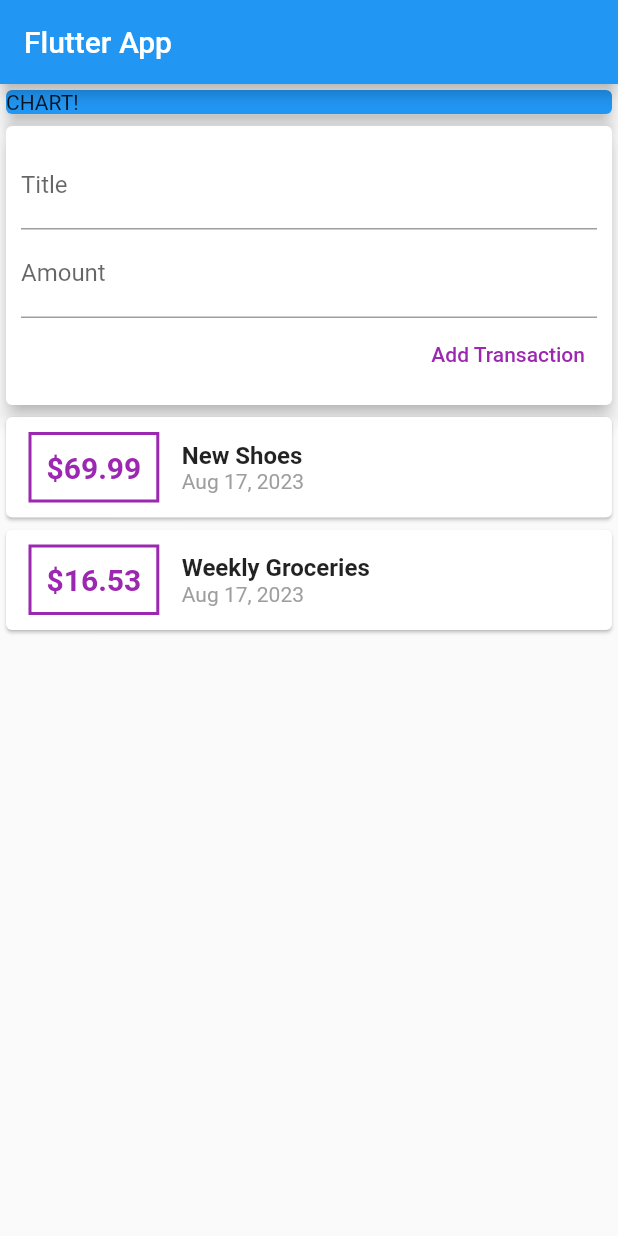
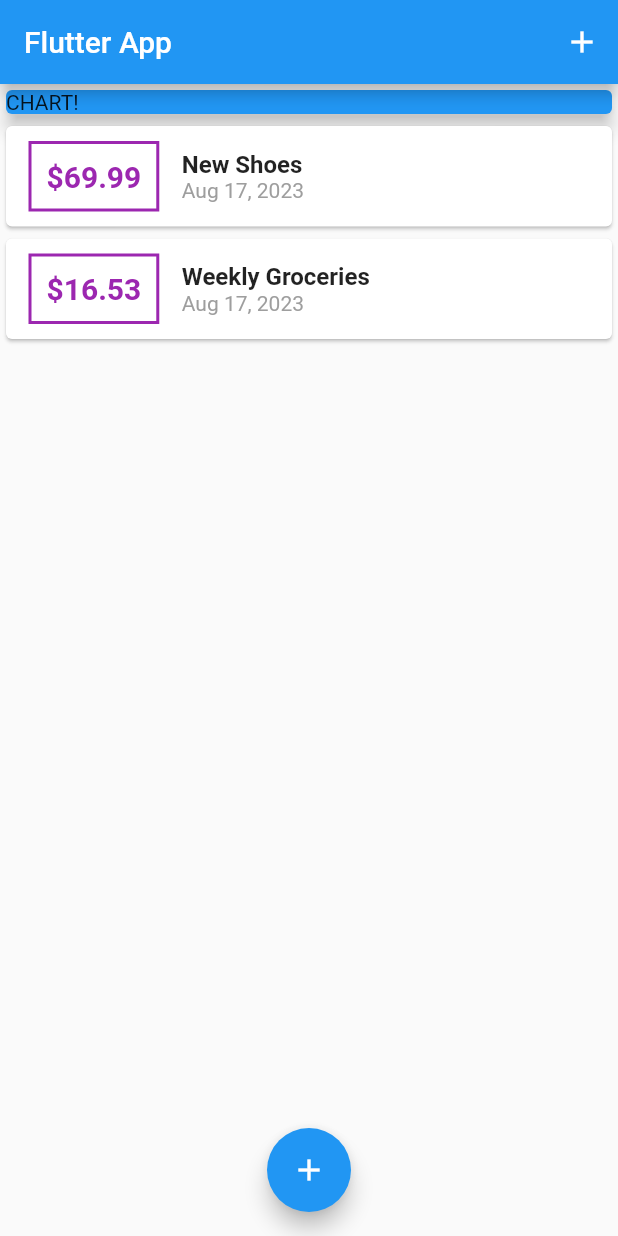
Before and after one commit to Sabbir401/All_Fluuter_App, a Flutter app: the screen it shows after launch, on a phone screen of 412 x 824 dp. Run offline on Flutter 3.47's test engine with Material 2 defaults, Android fonts, the phone set to English and light mode, and no system bars.

Commit message:
add transaction button

```diff
--- a/expense_app/lib/main.dart
+++ b/expense_app/lib/main.dart
@@ -1,6 +1,8 @@
 import 'package:flutter/material.dart';
 
-import './widgets/user_transactions.dart';
+import './widgets/new_transaction.dart';
+import './widgets/transaction_list.dart';
+import './models/transaction.dart';
 
 void main() => runApp(MyApp());
 
@@ -14,17 +16,66 @@ class MyApp extends StatelessWidget {
   }
 }
 
-class MyHomePage extends StatelessWidget {
+class MyHomePage extends StatefulWidget {
   // String titleInput;
   // String amountInput;
-  final titleController = TextEditingController();
-  final amountController = TextEditingController();
+  @override
+  _MyHomePageState createState() => _MyHomePageState();
+}
+
+class _MyHomePageState extends State<MyHomePage> {
+  final List<Transaction> _userTransactions = [
+    Transaction(
+      id: 't1',
+      title: 'New Shoes',
+      amount: 69.99,
+      date: DateTime.now(),
+    ),
+    Transaction(
+      id: 't2',
+      title: 'Weekly Groceries',
+      amount: 16.53,
+      date: DateTime.now(),
+    ),
+  ];
+
+  void _addNewTransaction(String txTitle, double txAmount) {
+    final newTx = Transaction(
+      title: txTitle,
+      amount: txAmount,
+      date: DateTime.now(),
+      id: DateTime.now().toString(),
+    );
+
+    setState(() {
+      _userTransactions.add(newTx);
+    });
+  }
+
+  void _startAddNewTransaction(BuildContext ctx) {
+    showModalBottomSheet(
+      context: ctx,
+      builder: (_) {
+        return GestureDetector(
+          onTap: () {},
+          child: NewTransaction(_addNewTransaction),
+          behavior: HitTestBehavior.opaque,
+        );
+      },
+    );
+  }
 
   @override
   Widget build(BuildContext context) {
     return Scaffold(
       appBar: AppBar(
         title: Text('Flutter App'),
+        actions: <Widget>[
+          IconButton(
+            icon: Icon(Icons.add),
+            onPressed: () => _startAddNewTransaction(context),
+          ),
+        ],
       ),
       body: SingleChildScrollView(
         child: Column(
@@ -39,9 +90,14 @@ class MyHomePage extends StatelessWidget {
                 elevation: 5,
               ),
             ),
-            UserTransactions()
+            TransactionList(_userTransactions),
           ],
         ),
+      ),
+      floatingActionButtonLocation: FloatingActionButtonLocation.centerFloat,
+      floatingActionButton: FloatingActionButton(
+        child: Icon(Icons.add),
+        onPressed: () => _startAddNewTransaction(context),
       ),
     );
   }
--- a/expense_app/lib/widgets/transaction_list.dart
+++ b/expense_app/lib/widgets/transaction_list.dart
@@ -10,8 +10,10 @@ class TransactionList extends StatelessWidget {
 
   @override
   Widget build(BuildContext context) {
-    return Column(
-      children: transactions.map((tx) {
+    return Container(
+      height: 300,
+      child: ListView.builder(
+        itemBuilder: (ctx, index) {
           return Card(
             child: Row(
               children: <Widget>[
@@ -28,7 +30,7 @@ class TransactionList extends StatelessWidget {
                   ),
                   padding: EdgeInsets.all(10),
                   child: Text(
-                  '\$${tx.amount}',
+                    '\$${transactions[index].amount.toStringAsFixed(2)}',
                     style: TextStyle(
                       fontWeight: FontWeight.bold,
                       fontSize: 20,
@@ -40,14 +42,14 @@ class TransactionList extends StatelessWidget {
                   crossAxisAlignment: CrossAxisAlignment.start,
                   children: <Widget>[
                     Text(
-                    tx.title,
+                      transactions[index].title,
                       style: TextStyle(
                         fontSize: 16,
                         fontWeight: FontWeight.bold,
                       ),
                     ),
                     Text(
-                    DateFormat.yMMMd().format(tx.date),
+                      DateFormat.yMMMd().format(transactions[index].date),
                       style: TextStyle(
                         color: Colors.grey,
                       ),
@@ -57,7 +59,9 @@ class TransactionList extends StatelessWidget {
               ],
             ),
           );
-      }).toList(),
+        },
+        itemCount: transactions.length,
+      ),
     );
   }
 }
--- a/expense_app/lib/widgets/user_transactions.dart
+++ /dev/null
@@ -1,50 +0,0 @@
-import 'package:flutter/material.dart';
-
-import './new_transaction.dart';
-import './transaction_list.dart';
-import '../models/transaction.dart';
-
-class UserTransactions extends StatefulWidget {
-  @override
-  _UserTransactionsState createState() => _UserTransactionsState();
-}
-
-class _UserTransactionsState extends State<UserTransactions> {
-  final List<Transaction> _userTransactions = [
-    Transaction(
-      id: 't1',
-      title: 'New Shoes',
-      amount: 69.99,
-      date: DateTime.now(),
-    ),
-    Transaction(
-      id: 't2',
-      title: 'Weekly Groceries',
-      amount: 16.53,
-      date: DateTime.now(),
-    ),
-  ];
-
-  void _addNewTransaction(String txTitle, double txAmount) {
-    final newTx = Transaction(
-      title: txTitle,
-      amount: txAmount,
-      date: DateTime.now(),
-      id: DateTime.now().toString(),
-    );
-
-    setState(() {
-      _userTransactions.add(newTx);
-    });
-  }
-
-  @override
-  Widget build(BuildContext context) {
-    return Column(
-      children: <Widget>[
-        NewTransaction(_addNewTransaction),
-        TransactionList(_userTransactions),
-      ],
-    );
-  }
-}
```
Also changed, not shown: expense_app/lib/widgets/new_transaction.dart (+20 -8 lines), expense_app/pubspec.yaml (+6 -10 lines). Lines whose indentation alone changed are shown as unchanged.
